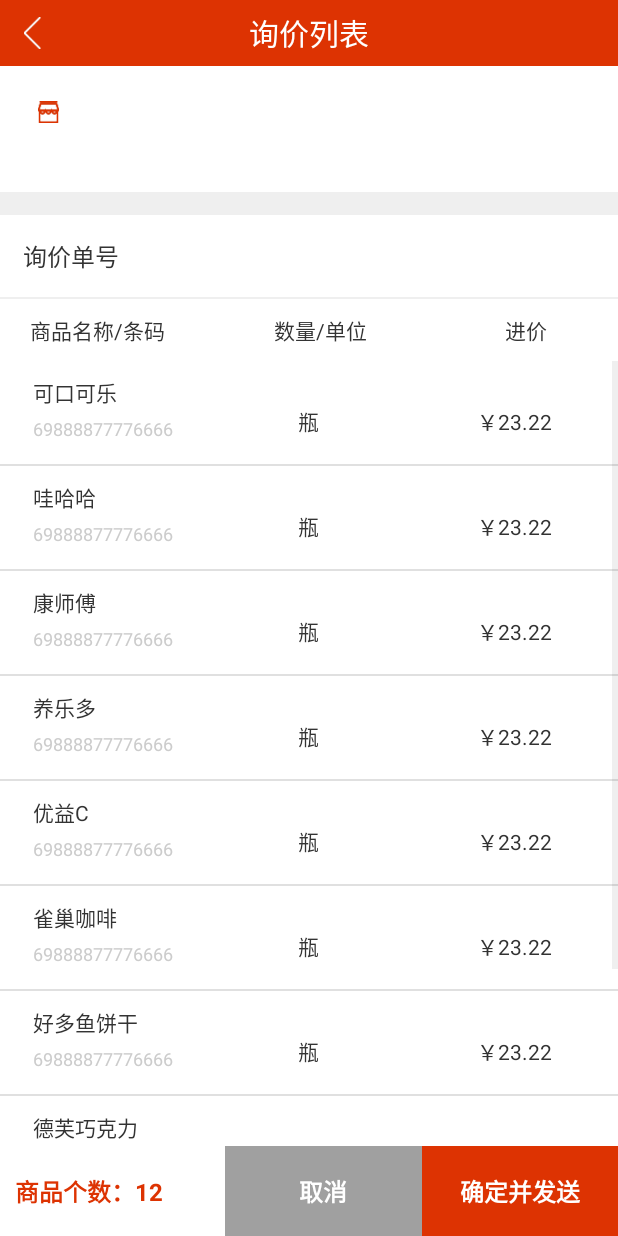
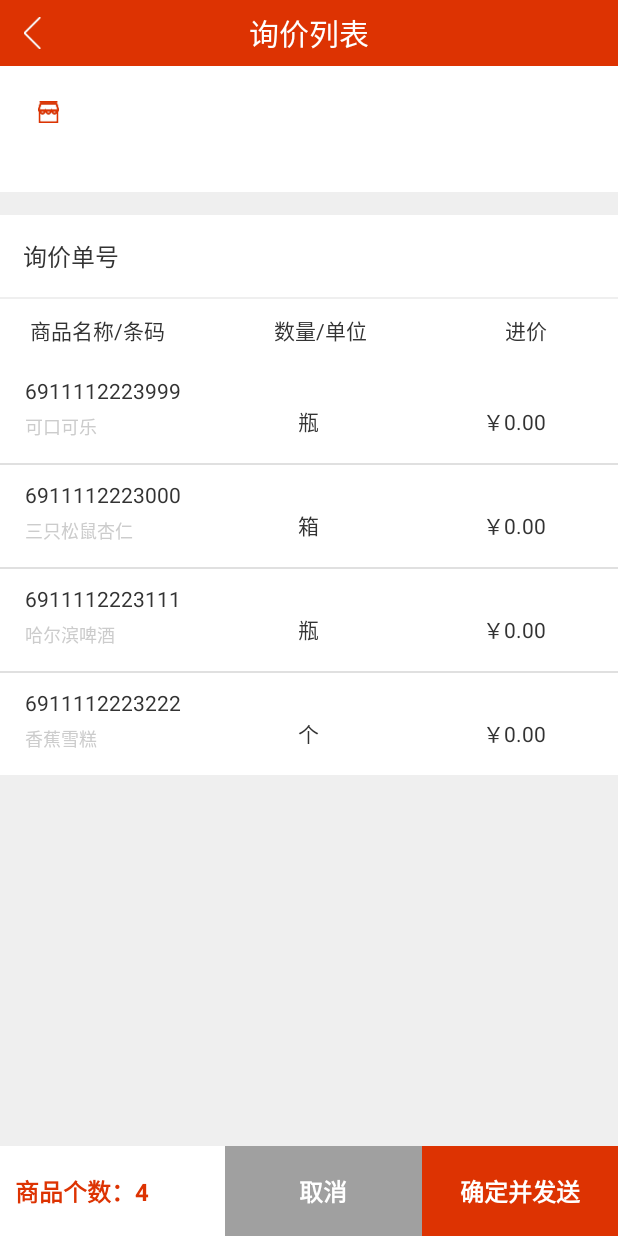
Before and after one commit to chenmi1234/janepin.github, an Android app: the InquirySheetListActivity screen opened directly, with no data from a screen before it, on a phone screen of 412 x 824 dp. Run offline under Robolectric (Android 15) with nearby library versions, the phone set to English and light mode, and no system bars; our stand-ins replace ButterKnife; libraries missing offline, so code that uses them is left out: io.realm; 1 statement that could not run was skipped.

Commit message:
询价单realm

```diff
--- a/app/src/main/java/com/lianpos/devfoucs/homepage/activity/InquirySheetListActivity.java
+++ b/app/src/main/java/com/lianpos/devfoucs/homepage/activity/InquirySheetListActivity.java
@@ -13,17 +13,17 @@ import android.widget.TextView;
 import com.lianpos.activity.MainActivity;
 import com.lianpos.activity.R;
 import com.lianpos.devfoucs.homepage.adapter.InquirySheetListAdapter;
-import com.lianpos.devfoucs.login.activity.LoginActivity;
-import com.lianpos.devfoucs.shoppingcart.activity.ChooseListView;
-import com.lianpos.devfoucs.shoppingcart.view.PinnedHeaderListView;
+import com.lianpos.devfoucs.homepage.bean.InquirySheetBean;
+import com.lianpos.entity.JanePinBean;
 import com.lianpos.firebase.BaseActivity;
-
-import org.w3c.dom.Text;
 
 import java.util.ArrayList;
 import java.util.List;
 import java.util.Timer;
 import java.util.TimerTask;
+
+import butterknife.ButterKnife;
+import io.realm.Realm;
 
 /**
  * 询价列表
@@ -39,20 +39,27 @@ public class InquirySheetListActivity extends BaseActivity implements View.OnCli
     List<String> list = new ArrayList<String>();
     private TextView shopNumber;
     private RelativeLayout confirm_send_layout;
-    String shopNameStr,shopPhoneStr,inquiryNumber;
+    String shopNameStr, shopPhoneStr, inquiryNumber;
     private TextView inquiry_shopName;
     private TextView inquiry_shopPhone;
     private TextView inquiry_shopNumber;
+    private TextView shopTiaoma;
+    private Realm realm = null;
+    private List<InquirySheetBean> mDatas;
+    private InquirySheetListAdapter mAdapter;
+    String shopTiaomaStr, itemShopNameStr, shopDanweiStr;
 
     @Override
     protected void onCreate(Bundle savedInstanceState) {
         super.onCreate(savedInstanceState);
         setContentView(R.layout.activity_inquiry_list);
+        ButterKnife.bind(this);
+        realm = Realm.getDefaultInstance();
+        init();
         Intent intent = getIntent();
-        shopNameStr = intent.getStringExtra("shopName");
-        shopPhoneStr = intent.getStringExtra("shopPhone");
-        inquiryNumber = intent.getStringExtra("inquiryNumber");
-        init();
+        inquiry_shopName.setText(intent.getStringExtra("shopName"));
+        inquiry_shopPhone.setText(intent.getStringExtra("shopPhone"));
+        inquiry_shopNumber.setText(intent.getStringExtra("inquiryNumber"));
     }
 
     /**
@@ -61,7 +68,7 @@ public class InquirySheetListActivity extends BaseActivity implements View.OnCli
     private void init() {
         initID();
         initClick();
-        funRealization();
+        initData();
     }
 
     /**
@@ -76,6 +83,7 @@ public class InquirySheetListActivity extends BaseActivity implements View.OnCli
         inquiry_shopName = (TextView) findViewById(R.id.inquiry_shopName);
         inquiry_shopPhone = (TextView) findViewById(R.id.inquiry_shopPhone);
         inquiry_shopNumber = (TextView) findViewById(R.id.inquiryNumber);
+        shopTiaoma = (TextView) findViewById(R.id.shopTiaoma);
     }
 
     /**
@@ -86,29 +94,6 @@ public class InquirySheetListActivity extends BaseActivity implements View.OnCli
         inquiry_sheet_cancel.setOnClickListener(this);
         confirm_send_layout.setOnClickListener(this);
     }
-
-    /**
-     * 方法实现
-     */
-    private void funRealization() {
-        getData();
-        inquiry_listview.setAdapter(new InquirySheetListAdapter(list, R.layout.activity_inquiry_listview_item,
-                InquirySheetListActivity.this));
-        shopNumber.setText(list.size() + "");
-        inquiry_listview.setOnItemClickListener(new AdapterView.OnItemClickListener() {
-            @Override
-            public void onItemClick(AdapterView<?> parent, View view, int position, long id) {
-                Intent intent = new Intent();
-                intent.setClass(InquirySheetListActivity.this, InquiryEditerActyvity.class);
-                startActivity(intent);
-            }
-        });
-
-        inquiry_shopName.setText(shopNameStr);
-        inquiry_shopPhone.setText(shopPhoneStr);
-        inquiry_shopNumber.setText(inquiryNumber);
-    }
-
 
     @Override
     public void onClick(View v) {
@@ -141,18 +126,53 @@ public class InquirySheetListActivity extends BaseActivity implements View.OnCli
         }
     }
 
-    private void getData() {
-        list.add("可口可乐");
-        list.add("哇哈哈");
-        list.add("康师傅");
-        list.add("养乐多");
-        list.add("优益C");
-        list.add("雀巢咖啡");
-        list.add("好多鱼饼干");
-        list.add("德芙巧克力");
-        list.add("旺旺");
-        list.add("三只松鼠杏仁");
-        list.add("香蕉雪糕");
-        list.add("哈尔滨啤酒");
+    //方法；初始化Data
+    private void initData() {
+        mDatas = new ArrayList<InquirySheetBean>();
+
+        //将数据装到集合中去
+        InquirySheetBean bean = new InquirySheetBean("6911112223999", "可口可乐", "瓶");
+        mDatas.add(bean);
+
+        bean = new InquirySheetBean("6911112223000", "三只松鼠杏仁", "箱");
+        mDatas.add(bean);
+
+        bean = new InquirySheetBean("6911112223111", "哈尔滨啤酒", "瓶");
+        mDatas.add(bean);
+
+        bean = new InquirySheetBean("6911112223222", "香蕉雪糕", "个");
+        mDatas.add(bean);
+
+        //为数据绑定适配器
+        mAdapter = new InquirySheetListAdapter(this, mDatas);
+
+        inquiry_listview.setAdapter(mAdapter);
+
+        shopNumber.setText(mDatas.size()+"");
+
+        inquiry_listview.setOnItemClickListener(new AdapterView.OnItemClickListener() {
+            @Override
+            public void onItemClick(AdapterView<?> parent, View convertView, int position, long id) {
+                TextView itemShopNameTv = (TextView) convertView.findViewById(R.id.itemShopName);
+                TextView shopTiaomaTv = (TextView) convertView.findViewById(R.id.shopTiaoma);
+                TextView shopDanweiTv = (TextView) convertView.findViewById(R.id.shopDanwei);
+
+                shopTiaomaStr = itemShopNameTv.getText().toString();
+                itemShopNameStr = shopTiaomaTv.getText().toString();
+                shopDanweiStr = shopDanweiTv.getText().toString();
+
+                realm = Realm.getDefaultInstance();
+                realm.beginTransaction();
+                JanePinBean janePinBean = realm.createObject(JanePinBean.class); // Create a new object
+                janePinBean.InquiryShopNumber = shopTiaomaStr;
+                janePinBean.InquiryShopName = itemShopNameStr;
+                janePinBean.InquiryShopUnit = shopDanweiStr;
+                realm.commitTransaction();
+
+                Intent intent = new Intent();
+                intent.setClass(InquirySheetListActivity.this, InquiryEditerActyvity.class);
+                startActivity(intent);
+            }
+        });
     }
 }
--- a/app/src/main/java/com/lianpos/devfoucs/homepage/adapter/InquirySheetListAdapter.java
+++ b/app/src/main/java/com/lianpos/devfoucs/homepage/adapter/InquirySheetListAdapter.java
@@ -5,68 +5,81 @@ import android.view.LayoutInflater;
 import android.view.View;
 import android.view.ViewGroup;
 import android.widget.BaseAdapter;
-import android.widget.ListAdapter;
+import android.widget.LinearLayout;
 import android.widget.TextView;
 
 import com.lianpos.activity.R;
+import com.lianpos.devfoucs.homepage.bean.InquirySheetBean;
 
 import java.util.List;
 
+import io.realm.Realm;
+
 /**
  * 询价单列表适配器
- * Created by wangshuai on 2017/11/10 0010.
+ * Created by wangshuai on 2017/11/16 0010.
  */
 
-public class InquirySheetListAdapter extends BaseAdapter implements ListAdapter {
-    private List<String> data;
-    private int layout;
-    private Context context;
-    private TextView tv = null;
+public class InquirySheetListAdapter extends BaseAdapter {
+    private LayoutInflater mInflater;
+    private List<InquirySheetBean> mDatas;
+    private Realm realm = null;
+    private Context mContext;
 
-    public InquirySheetListAdapter(List<String> data, int layout, Context context) {
-        this.data = data;
-        this.layout = layout;
-        this.context = context;
+
+    //MyAdapter需要一个Context，通过Context获得Layout.inflater，然后通过inflater加载item的布局
+    public InquirySheetListAdapter(Context context, List<InquirySheetBean> datas) {
+        this.mContext = context;
+        mInflater = LayoutInflater.from(context);
+        mDatas = datas;
+    }
+
+    //返回数据集的长度
+    @Override
+    public int getCount() {
+        return mDatas.size();
     }
 
     @Override
-    public int getCount() {
-        return data.size();
+    public Object getItem(int position) {
+        return mDatas.get(position);
     }
 
     @Override
-    public Object getItem(int arg0) {
-        return data.get(arg0);
+    public long getItemId(int position) {
+        return position;
     }
 
+    //这个方法才是重点，我们要为它编写一个ViewHolder
     @Override
-    public long getItemId(int arg0) {
-        return arg0;
+    public View getView(int position, View convertView, ViewGroup parent) {
+        ViewHolder holder = null;
+        if (convertView == null) {
+            convertView = mInflater.inflate(R.layout.activity_inquiry_listview_item, parent, false); //加载布局
+            holder = new ViewHolder();
+            holder.inquiry_sheet_item_layout = (LinearLayout) convertView.findViewById(R.id.inquiry_sheet_item_layout);
+            holder.itemShopNameTv = (TextView) convertView.findViewById(R.id.itemShopName);
+            holder.shopTiaomaTv = (TextView) convertView.findViewById(R.id.shopTiaoma);
+            holder.shopDanweiTv = (TextView) convertView.findViewById(R.id.shopDanwei);
+            convertView.setTag(holder);
+        } else {   //else里面说明，convertView已经被复用了，说明convertView中已经设置过tag了，即holder
+            holder = (ViewHolder) convertView.getTag();
+        }
+
+        InquirySheetBean bean = mDatas.get(position);
+        holder.itemShopNameTv.setText(bean.getItemShopName());
+        holder.shopTiaomaTv.setText(bean.getShopTiaoma());
+        holder.shopDanweiTv.setText(bean.getShopDanwei());
+
+        return convertView;
     }
 
-    @Override
-    public View getView(int arg0, View view, ViewGroup arg2) {
-        if (view == null) {
-            view = LayoutInflater.from(context).inflate(layout, null);
-            tv = (TextView) view.findViewById(R.id.shopName);
-
-            view.setTag(new ObjectClass(tv));
-
-        } else {
-            ObjectClass objectclass = (ObjectClass) view.getTag();
-            tv = objectclass.text;
-
-        }
-        tv.setText(data.get(arg0));
-        return view;
+    //这个ViewHolder只能服务于当前这个特定的adapter，因为ViewHolder里会指定item的控件，不同的ListView，item可能不同，所以ViewHolder写成一个私有的类
+    public class ViewHolder {
+        LinearLayout inquiry_sheet_item_layout;
+        TextView itemShopNameTv;
+        TextView shopTiaomaTv;
+        TextView shopDanweiTv;
     }
 
-    private final class ObjectClass {
-
-        TextView text = null;
-
-        public ObjectClass(TextView text) {
-            this.text = text;
-        }
-    }
 }
--- /dev/null
+++ b/app/src/main/java/com/lianpos/devfoucs/homepage/bean/InquirySheetBean.java
@@ -0,0 +1,47 @@
+package com.lianpos.devfoucs.homepage.bean;
+
+/**
+ * Created by Administrator on 2017/11/16 0016.
+ */
+
+public class InquirySheetBean {
+    //商品名称
+    private String itemShopName;
+    //商品条码
+    private String shopTiaoma;
+    //商品单位
+    private String shopDanwei;
+
+    public InquirySheetBean() {
+    }
+
+    public InquirySheetBean(String itemShopName, String shopTiaoma, String shopDanwei) {
+        this.itemShopName = itemShopName;
+        this.shopTiaoma = shopTiaoma;
+        this.shopDanwei = shopDanwei;
+    }
+
+    public String getItemShopName() {
+        return itemShopName;
+    }
+
+    public void setItemShopName(String itemShopName) {
+        this.itemShopName = itemShopName;
+    }
+
+    public String getShopTiaoma() {
+        return shopTiaoma;
+    }
+
+    public void setShopTiaoma(String shopTiaoma) {
+        this.shopTiaoma = shopTiaoma;
+    }
+
+    public String getShopDanwei() {
+        return shopDanwei;
+    }
+
+    public void setShopDanwei(String shopDanwei) {
+        this.shopDanwei = shopDanwei;
+    }
+}
--- a/app/src/main/java/com/lianpos/devfoucs/login/activity/RegisterActivity.java
+++ b/app/src/main/java/com/lianpos/devfoucs/login/activity/RegisterActivity.java
@@ -44,7 +44,6 @@ public class RegisterActivity extends BaseActivity implements View.OnClickListen
     // 确认密码message
     private TextView password_confirm_message;
     private Realm realm = null;
-    private int number = 1;
 
     @Override
     protected void onCreate(Bundle savedInstanceState) {
@@ -163,7 +162,6 @@ public class RegisterActivity extends BaseActivity implements View.OnClickListen
                 } else {
                     password_confirm_message.setVisibility(View.GONE);
                     registerPhoneMessage.setVisibility(View.GONE);
-                    number = number + 1;
                     realm.beginTransaction();
                     JanePinBean janePinBean = realm.createObject(JanePinBean.class); // Create a new object
                     janePinBean.PhoneNumber = register_phone_editText.getText().toString();
--- a/app/src/main/res/layout/activity_inquiry_listview_item.xml
+++ b/app/src/main/res/layout/activity_inquiry_listview_item.xml
@@ -3,6 +3,7 @@
     android:layout_width="match_parent"
     android:layout_height="wrap_content"
     android:orientation="horizontal"
+    android:id="@+id/inquiry_sheet_item_layout"
     android:paddingBottom="15dp">
 
     <RelativeLayout
@@ -18,17 +19,18 @@
             android:orientation="vertical">
 
             <TextView
-                android:id="@+id/shopName"
+                android:id="@+id/itemShopName"
                 android:layout_width="wrap_content"
                 android:layout_height="wrap_content"
-                android:text="可口可乐"
+                android:text="1111"
                 android:textColor="#333333"
                 android:textSize="14dp" />
 
             <TextView
+                android:id="@+id/shopTiaoma"
                 android:layout_width="wrap_content"
                 android:layout_height="wrap_content"
-                android:text="69888877776666"
+                android:text="33333333333333"
                 android:layout_marginTop="5dp"
                 android:textColor="#cccccc"
                 android:textSize="12dp" />
@@ -55,9 +57,10 @@
                 android:textSize="14dp" />
 
             <TextView
+                android:id="@+id/shopDanwei"
                 android:layout_width="wrap_content"
                 android:layout_height="wrap_content"
-                android:text="瓶"
+                android:text="箱"
                 android:textColor="#333333"
                 android:textSize="14dp" />
         </LinearLayout>
@@ -99,7 +102,7 @@
                 <TextView
                     android:layout_width="wrap_content"
                     android:layout_height="wrap_content"
-                    android:text="23.22"
+                    android:text="0.00"
                     android:textColor="#333333"
                     android:textSize="14dp" />
             </LinearLayout>
```
Also changed, not shown: app/src/main/java/com/lianpos/devfoucs/homepage/activity/InquiryEditerActyvity.java (+31 -0 lines), app/src/main/java/com/lianpos/entity/JanePinBean.java (+8 -0 lines), app/src/main/res/layout/activity_inquiry_editter.xml (+6 -3 lines), 8 other files.
